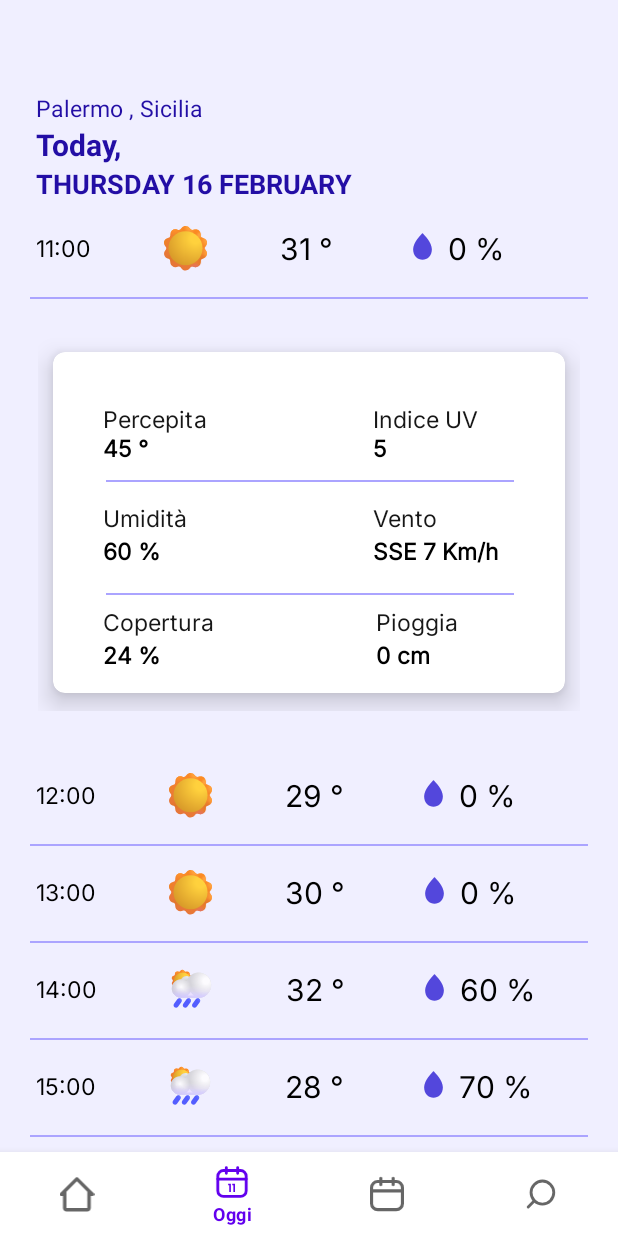
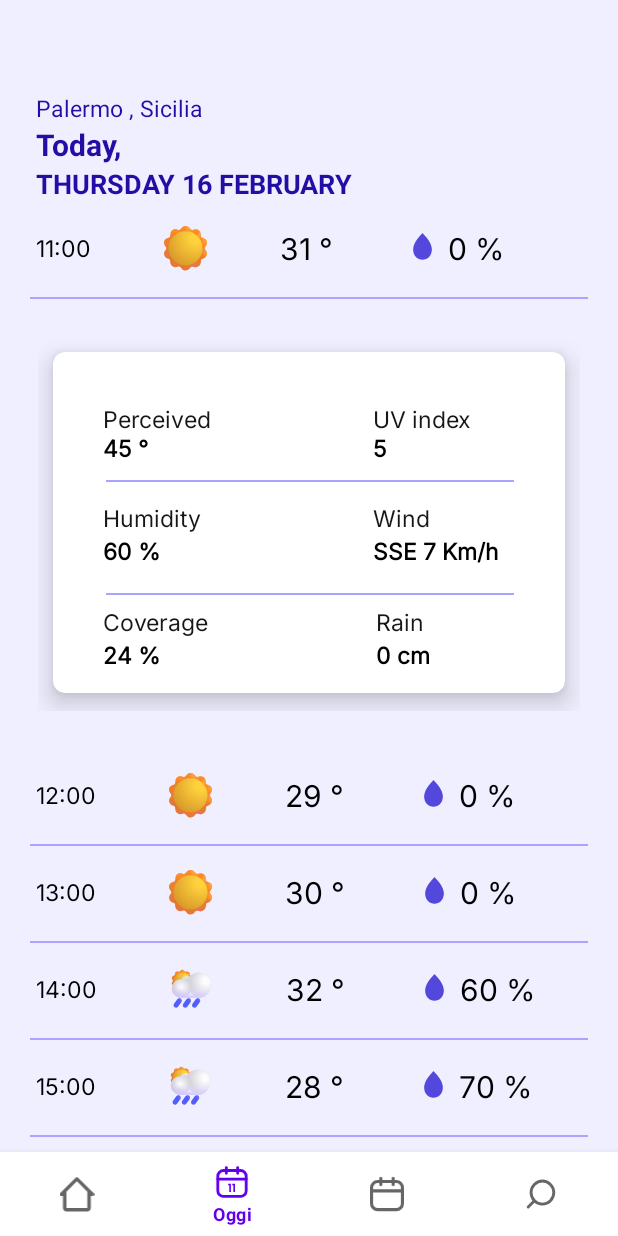
Before and after one commit to develhope/forecast_app_android3_team2, an Android app: the screen it shows after launch (MainActivity), item 2 of the bottom bar chosen, on a phone screen of 412 x 824 dp. Run offline under Robolectric (Android 15) with nearby library versions, the light colour scheme and no system bars.

Commit message:
string's edit

```diff
--- a/app/src/main/res/values/strings.xml
+++ b/app/src/main/res/values/strings.xml
@@ -33,12 +33,12 @@
 
 
     <!---string card titles-->
-    <string name="sp_percepita">Percepita</string>
-    <string name="sp_UV">Indice UV</string>
-    <string name="sp_umidita">Umidità</string>
-    <string name="sp_vento">Vento </string>
-    <string name="copertura">Copertura</string>
-    <string name="pioggia">Pioggia</string>
+    <string name="sp_percepita">Perceived</string>
+    <string name="sp_UV">UV index</string>
+    <string name="sp_umidita">Humidity</string>
+    <string name="sp_vento">Wind </string>
+    <string name="copertura">Coverage</string>
+    <string name="pioggia">Rain</string>
     <!--- string card data-->
     <string name="DatoPercepita"> %s °</string>
     <string name="DatoUv">%s</string>
```
